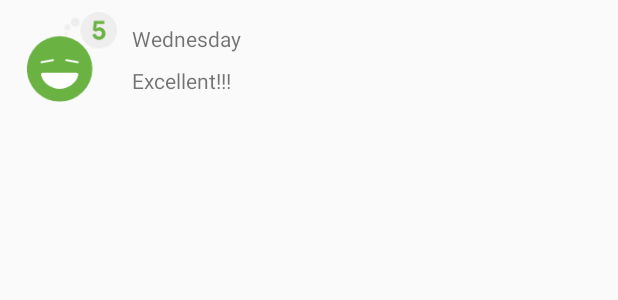
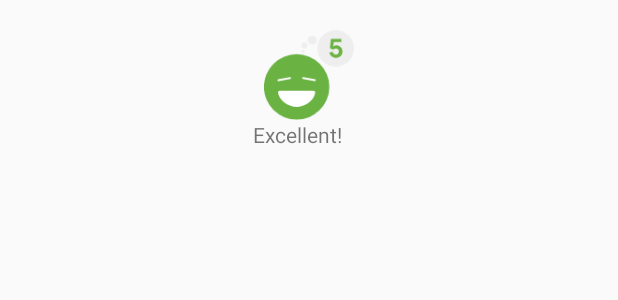
Before and after one commit to YohanKurnia/week_10_if570_lab, an Android app: the layout list_item_sleep_night.xml on its own in the app's theme, with its tools: preview values and no code run, on a phone screen of 412 x 824 dp. Shown: the top 300 px of the screen. Run offline under Robolectric (Android 15) with nearby library versions, the phone set to English and light mode, and no system bars; Roboto replaces fonts that are not available here.

Commit message:
Implementing GridLayout

```diff
--- a/RecyclerViewFundamentals-Starter/app/src/main/java/com/example/android/trackmysleepquality/sleeptracker/SleepTrackerFragment.kt
+++ b/RecyclerViewFundamentals-Starter/app/src/main/java/com/example/android/trackmysleepquality/sleeptracker/SleepTrackerFragment.kt
@@ -25,6 +25,7 @@ import androidx.fragment.app.Fragment
 import androidx.lifecycle.Observer
 import androidx.lifecycle.ViewModelProvider
 import androidx.navigation.fragment.findNavController
+import androidx.recyclerview.widget.GridLayoutManager
 import com.example.android.trackmysleepquality.R
 import com.example.android.trackmysleepquality.database.SleepDatabase
 import com.example.android.trackmysleepquality.databinding.FragmentSleepTrackerBinding
@@ -115,6 +116,8 @@ class SleepTrackerFragment : Fragment() {
                 adapter.submitList(it)
             }
         })
+        val manager = GridLayoutManager(activity, 3, GridLayoutManager.VERTICAL, false)
+        binding.sleepList.layoutManager = manager
 
         return binding.root
     }
--- a/RecyclerViewFundamentals-Starter/app/src/main/res/layout/fragment_sleep_tracker.xml
+++ b/RecyclerViewFundamentals-Starter/app/src/main/res/layout/fragment_sleep_tracker.xml
@@ -50,8 +50,7 @@
             app:layout_constraintBottom_toTopOf="@id/clear_button"
             app:layout_constraintEnd_toEndOf="parent"
             app:layout_constraintStart_toStartOf="parent"
-            app:layout_constraintTop_toBottomOf="@id/stop_button"
-            app:layoutManager="androidx.recyclerview.widget.LinearLayoutManager"/>
+            app:layout_constraintTop_toBottomOf="@id/stop_button"/>
 
         <Button
             android:id="@+id/start_button"
--- a/RecyclerViewFundamentals-Starter/app/src/main/res/layout/list_item_sleep_night.xml
+++ b/RecyclerViewFundamentals-Starter/app/src/main/res/layout/list_item_sleep_night.xml
@@ -17,38 +17,26 @@
             android:id="@+id/quality_image"
             android:layout_width="@dimen/icon_size"
             android:layout_height="60dp"
-            android:layout_marginStart="16dp"
             android:layout_marginTop="8dp"
             android:layout_marginBottom="8dp"
             app:layout_constraintBottom_toBottomOf="parent"
+            app:layout_constraintEnd_toEndOf="parent"
             app:layout_constraintStart_toStartOf="parent"
             app:layout_constraintTop_toTopOf="parent"
             tools:srcCompat="@drawable/ic_sleep_5"
-            sleepImage="@{sleep}"/>
-
-        <TextView
-            android:id="@+id/sleep_length"
-            android:layout_width="0dp"
-            android:layout_height="20dp"
-            android:layout_marginStart="8dp"
-            android:layout_marginTop="8dp"
-            android:layout_marginEnd="16dp"
-            app:layout_constraintEnd_toEndOf="parent"
-            app:layout_constraintStart_toEndOf="@+id/quality_image"
-            app:layout_constraintTop_toTopOf="@+id/quality_image"
-            tools:text="Wednesday"
-            sleepDurationFormatted="@{sleep}"/>
-
+            app:sleepImage="@{sleep}"/>
         <TextView
             android:id="@+id/quality_string"
             android:layout_width="0dp"
             android:layout_height="20dp"
-            android:layout_marginTop="8dp"
-            app:layout_constraintEnd_toEndOf="@+id/sleep_length"
+            android:layout_marginEnd="16dp"
+            android:textAlignment="center"
+            app:layout_constraintBottom_toBottomOf="parent"
+            app:layout_constraintEnd_toEndOf="parent"
             app:layout_constraintHorizontal_bias="0.0"
-            app:layout_constraintStart_toStartOf="@+id/sleep_length"
-            app:layout_constraintTop_toBottomOf="@+id/sleep_length"
-            tools:text="Excellent!!!"
-            sleepQualityString="@{sleep}"/>
+            app:layout_constraintStart_toStartOf="parent"
+            app:layout_constraintTop_toBottomOf="@+id/quality_image"
+            app:sleepQualityString="@{sleep}"
+            tools:text="Excellent!"/>
     </androidx.constraintlayout.widget.ConstraintLayout>
 </layout>
```
